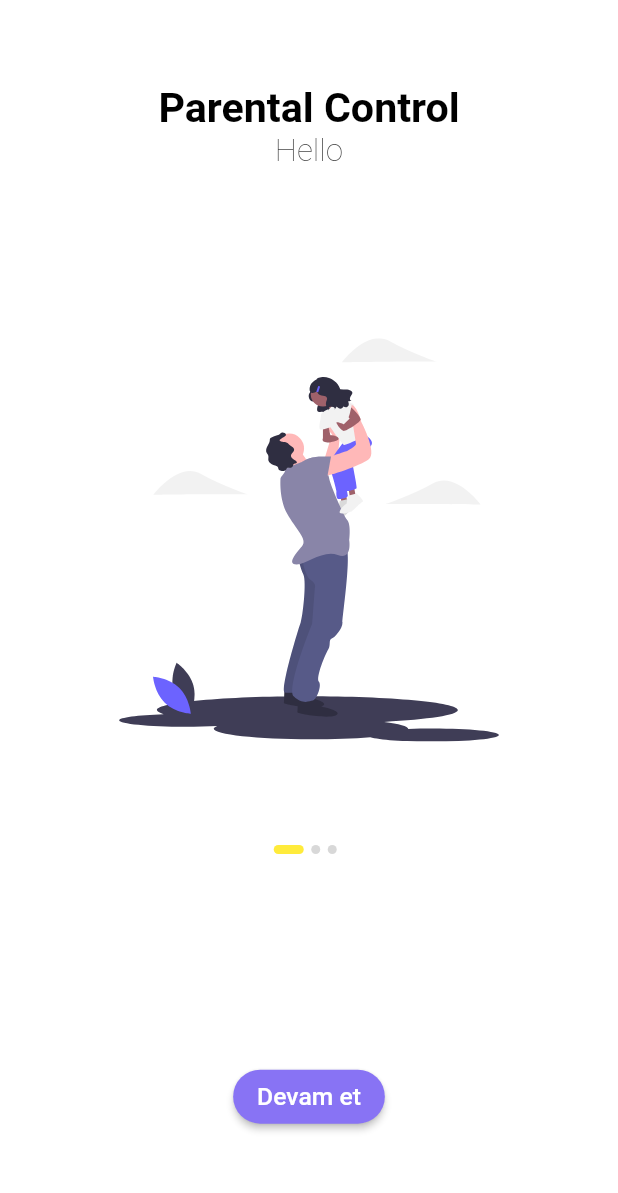
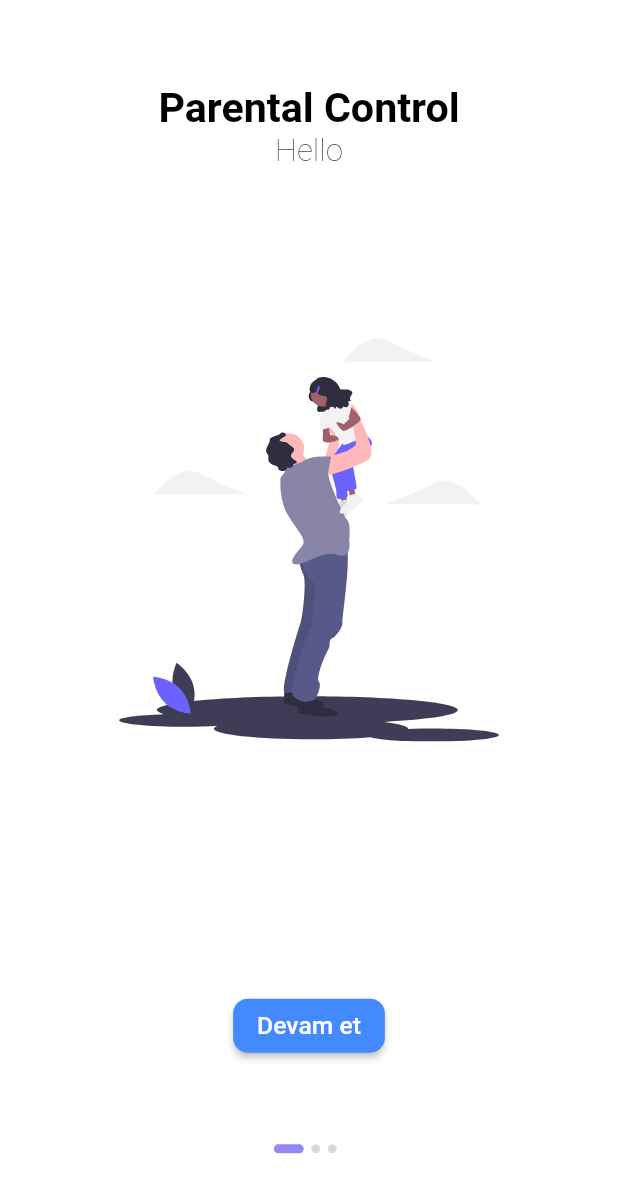
Before and after one commit to JordyHers/eye_health, a Flutter app: the screen it shows after launch, on a phone screen of 412 x 824 dp. Shown: the top 1193 px of the screen. Run offline on Flutter 3.47's test engine with Material 2 defaults, Android fonts, the phone set to English and light mode, and no system bars; our stand-ins replace bloc, charts_flutter, cloud_firestore, convex_bottom_bar, data_connection_checker, easy_localization and 16 more; missing offline and left inert: algolia, app_usage, device_apps, firebase_ml_vision; accounts and stored records are empty.

Commit message:
Few modifications

```diff
--- a/lib/screens/home_page/Homepage.dart
+++ b/lib/screens/home_page/Homepage.dart
@@ -1,13 +1,13 @@
 import 'dart:io';
 
 import 'package:algolia/algolia.dart';
-import 'package:eye_test/components/search.dart';
+
 import 'package:eye_test/models/apps_data.dart';
 import 'package:eye_test/models/apps_model.dart';
 import 'package:eye_test/models/users.dart';
 
 import 'package:eye_test/screens/profile_page/profile_page_constants.dart';
-import 'package:eye_test/screens/signIn/Sign_in.dart';
+
 import 'package:eye_test/services/AlgoliaSearch/search_bar_algolia.dart';
 import 'package:eye_test/services/Api/Auths.dart';
 import 'package:eye_test/services/Internet_Connection/bloc.dart';
--- a/lib/screens/splash/splash_screen.dart
+++ b/lib/screens/splash/splash_screen.dart
@@ -63,20 +63,14 @@ class _SplashScreenState extends State<SplashScreen> {
                     horizontal: getProportionateScreenWidth(20)),
                 child: Column(
                   children: <Widget>[
-                    Spacer(),
-                    Row(
-                      mainAxisAlignment: MainAxisAlignment.center,
-                      children: List.generate(
-                        splashData.length,
-                            (index) => buildDot(index: index),
-                      ),
-                    ),
-                    Spacer(flex: 2),
+
+
+                    Spacer(flex: 3),
                     RaisedButton(
-                      shape: RoundedRectangleBorder(borderRadius: BorderRadius.circular(20)),
-                      color: LightColor.purple,
+                      shape: RoundedRectangleBorder(borderRadius: BorderRadius.circular(10)),
+                      color: LightColor.accentBlue,
                       onPressed: (){
-
+                      Navigator.pushReplacementNamed(context, '/Sign_in');
                       },
                       child: Text(
                         "Devam et",
@@ -84,6 +78,13 @@ class _SplashScreenState extends State<SplashScreen> {
                           fontSize: getProportionateScreenWidth(15),
                           color: Colors.white,
                         ),
+                      ),
+                    ),Spacer(flex: 1),
+                    Row(
+                      mainAxisAlignment: MainAxisAlignment.center,
+                      children: List.generate(
+                        splashData.length,
+                            (index) => buildDot(index: index),
                       ),
                     ),
                     Spacer(),
@@ -104,7 +105,7 @@ class _SplashScreenState extends State<SplashScreen> {
       height: 6,
       width: currentPage == index ? 20 : 6,
       decoration: BoxDecoration(
-        color: currentPage == index ? Colors.yellow : Color(0xFFD8D8D8),
+        color: currentPage == index ? LightColor.purpleLight : Color(0xFFD8D8D8),
         borderRadius: BorderRadius.circular(3),
       ),
     );
--- a/lib/theme/theme.dart
+++ b/lib/theme/theme.dart
@@ -109,7 +109,7 @@ extension OnPressed on Widget {
 
 /// Other values
 /// --------------------------------------------------------------------
-Duration kAnimationDuration = Duration(seconds: 2);
+Duration kAnimationDuration = Duration(milliseconds: 200);
 
 extension ExAlignment on Widget{
   Widget get alignTopCenter => Align(child: this,alignment: Alignment.topCenter,);
@@ -134,7 +134,7 @@ class LightColor {
   static const Color purple = Color(0xff8873f4);
   static const Color purpleLight = Color(0xff9489f4);
   static const Color purpleExtraLight = Color(0xffb1a5f6);
-
+  static const Color accentBlue = Colors.blueAccent;
   static const Color grey = Color(0xffb8bfce);
 
   static const Color iconColor = Color(0xff000000);
--- a/pubspec.yaml
+++ b/pubspec.yaml
@@ -80,7 +80,6 @@ flutter:
   assets:
     - assets/images/
     - assets/png/
-    - assets/doctors/
     - assets/
     - assets/Apps/
     - assets/Social/
```
